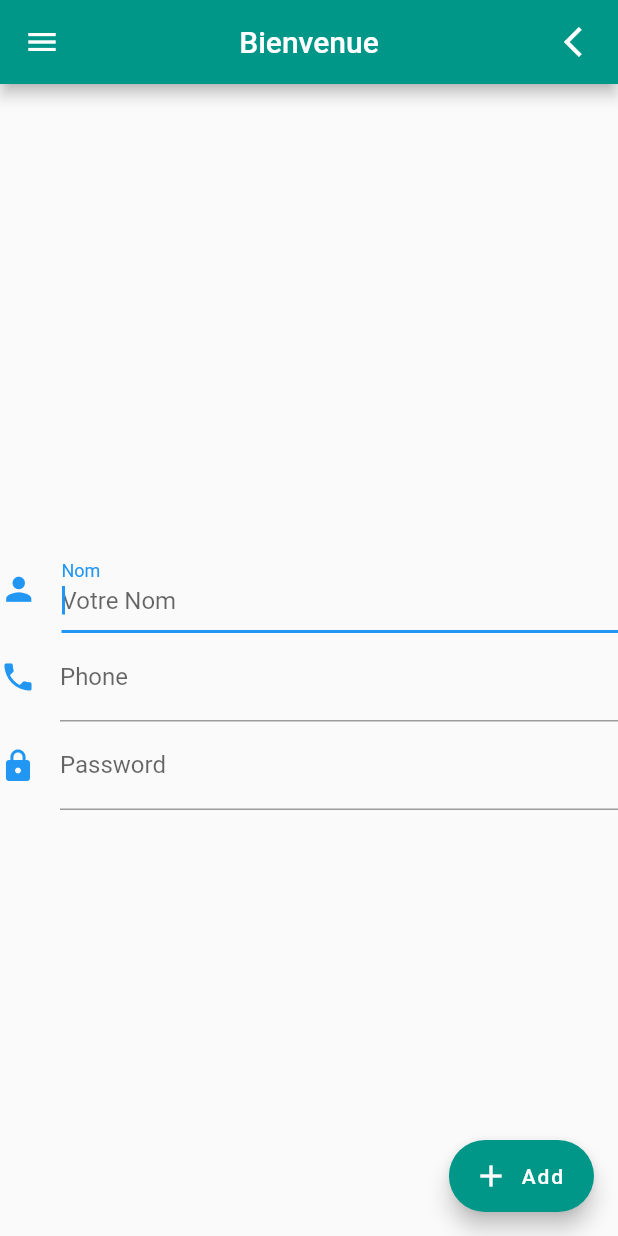
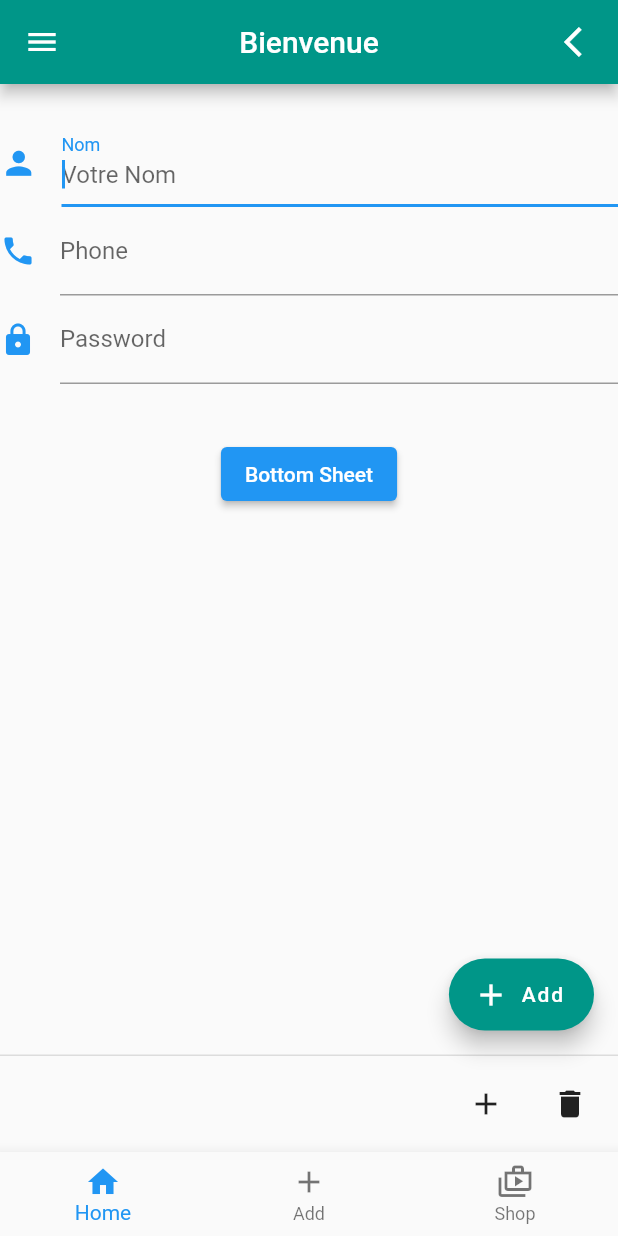
Before and after one commit to fanetech/second_app, a Flutter app: the screen it shows after launch, on a phone screen of 412 x 824 dp. Run offline on Flutter 3.47's test engine with Material 2 defaults, Android fonts, the phone set to English and light mode, and no system bars.

Commit message:
navigation btn, persistant btn, sheet btn

```diff
--- a/lib/main.dart
+++ b/lib/main.dart
@@ -1,9 +1,11 @@
 import 'package:flutter/material.dart';
+import 'package:second_app/widgets/appBarBtn.dart';
 import 'package:second_app/widgets/btnChecked.dart';
 import 'package:second_app/widgets/btnRadio.dart';
 import 'package:second_app/widgets/btnSlide.dart';
 import 'package:second_app/widgets/btnSwitch.dart';
 import 'package:second_app/widgets/inputText.dart';
+import 'package:second_app/widgets/sheetBtn.dart';
 
 void main() {
   runApp(MyApp());
@@ -29,6 +31,7 @@ class soir extends StatefulWidget {
 
 class _soirState extends State<soir> {
   String value = '';
+  String value2 = '';
   var info = 'Bienvenue';
   bool goBack = false;
 
@@ -37,6 +40,8 @@ class _soirState extends State<soir> {
       goBack = !goBack;
     });
   }
+
+  void persistantBtnAction(String a) => setState(() => value2 = a);
 
   @override
   Widget build(BuildContext context) {
@@ -85,9 +90,25 @@ class _soirState extends State<soir> {
         ),
         icon: const Icon(Icons.add),
       ),
-      body: const Center(
-        child: (true) ? InputText() : BtnSwitch(),
+      persistentFooterButtons: [
+        IconButton(
+            onPressed: () => persistantBtnAction("add"),
+            icon: const Icon(Icons.add)),
+        IconButton(
+            onPressed: () => persistantBtnAction("delete"),
+            icon: const Icon(Icons.delete)),
+      ],
+      body: Column(
+        children: [
+          const Center(
+            child: (true) ? InputText() : BtnSwitch(),
+          ),
+          const Padding(padding: EdgeInsets.only(top: 20)),
+          Text('$value2'),
+          const SheetBtn(),
+        ],
       ),
+      bottomNavigationBar: const AppBarBtn(),
     );
   }
 }
--- /dev/null
+++ b/lib/widgets/appBarBtn.dart
@@ -0,0 +1,53 @@
+import 'package:flutter/material.dart';
+
+class AppBarBtn extends StatefulWidget {
+  const AppBarBtn({super.key});
+
+  @override
+  State<AppBarBtn> createState() => _AppBarBtnState();
+}
+
+class _AppBarBtnState extends State<AppBarBtn> {
+  final List<BottomNavigationBarItem> _item = List.empty(growable: true);
+  int _id = 0;
+  String _value = '';
+
+  @override
+  void initState() {
+    // TODO: implement initState
+    super.initState();
+    // _item = new List.empty(growable: true);
+    _item.add(
+      const BottomNavigationBarItem(
+        icon: Icon(Icons.home),
+        label: 'Home',
+      ),
+    );
+    _item.add(
+      const BottomNavigationBarItem(
+        icon: Icon(Icons.add),
+        label: 'Add',
+      ),
+    );
+    _item.add(
+      const BottomNavigationBarItem(
+        icon: Icon(Icons.shop_2_outlined),
+        label: 'Shop',
+      ),
+    );
+  }
+
+  @override
+  Widget build(BuildContext context) {
+    return BottomNavigationBar(
+      items: _item,
+      currentIndex: _id,
+      onTap: (int id) {
+        setState(() {
+          _id = id;
+          _value = 'Current value is $id';
+        });
+      },
+    );
+  }
+}
--- /dev/null
+++ b/lib/widgets/sheetBtn.dart
@@ -0,0 +1,47 @@
+import 'package:flutter/material.dart';
+
+class SheetBtn extends StatefulWidget {
+  const SheetBtn({super.key});
+
+  @override
+  State<SheetBtn> createState() => _SheetBtnState();
+}
+
+class _SheetBtnState extends State<SheetBtn> {
+  void button_sheet() {
+    showModalBottomSheet(
+        context: context,
+        builder: (BuildContext context) {
+          return Container(
+            padding: EdgeInsets.all(15),
+            child: Row(
+              mainAxisAlignment: MainAxisAlignment.center,
+              children: [
+                TextButton(
+                  onPressed: () => Navigator.pop(context),
+                  child: const Text(
+                    'Annuler',
+                    style: TextStyle(color: Colors.red, fontSize: 20),
+                  ),
+                ),
+                TextButton(
+                  onPressed: () => Navigator.pop(context),
+                  child: const Text(
+                    'Valider',
+                    style: TextStyle(color: Colors.green, fontSize: 20),
+                  ),
+                ),
+              ],
+            ),
+          );
+        });
+  }
+
+  @override
+  Widget build(BuildContext context) {
+    return ElevatedButton(
+      onPressed: button_sheet,
+      child: const Text('Bottom Sheet'),
+    );
+  }
+}
```
